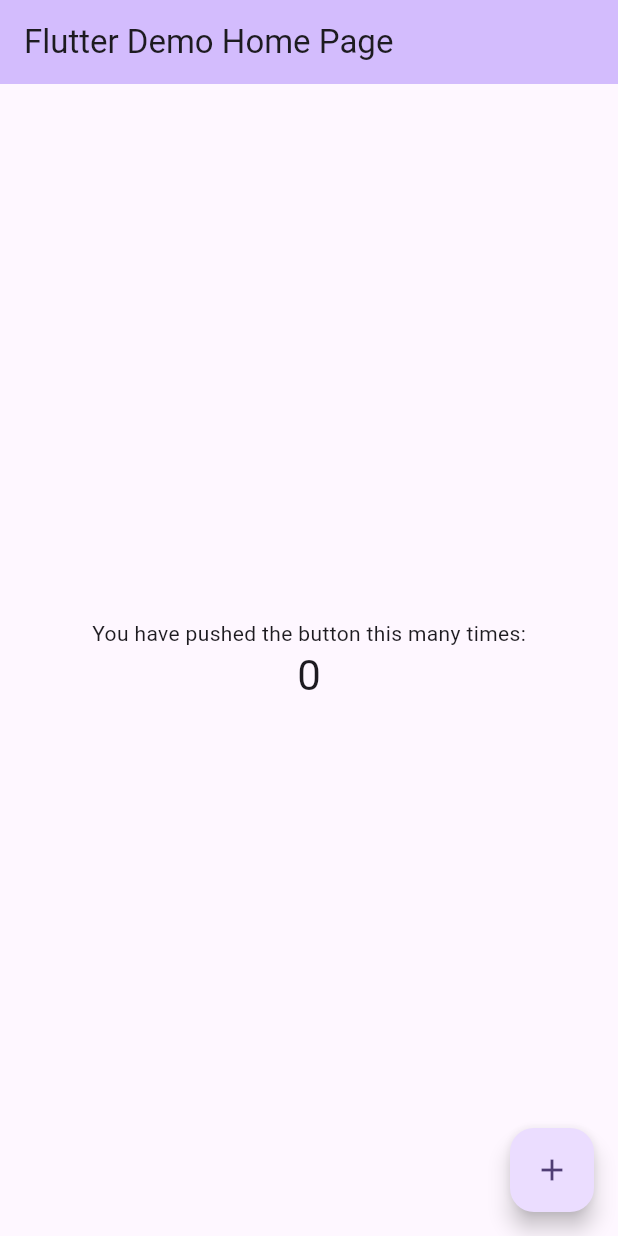
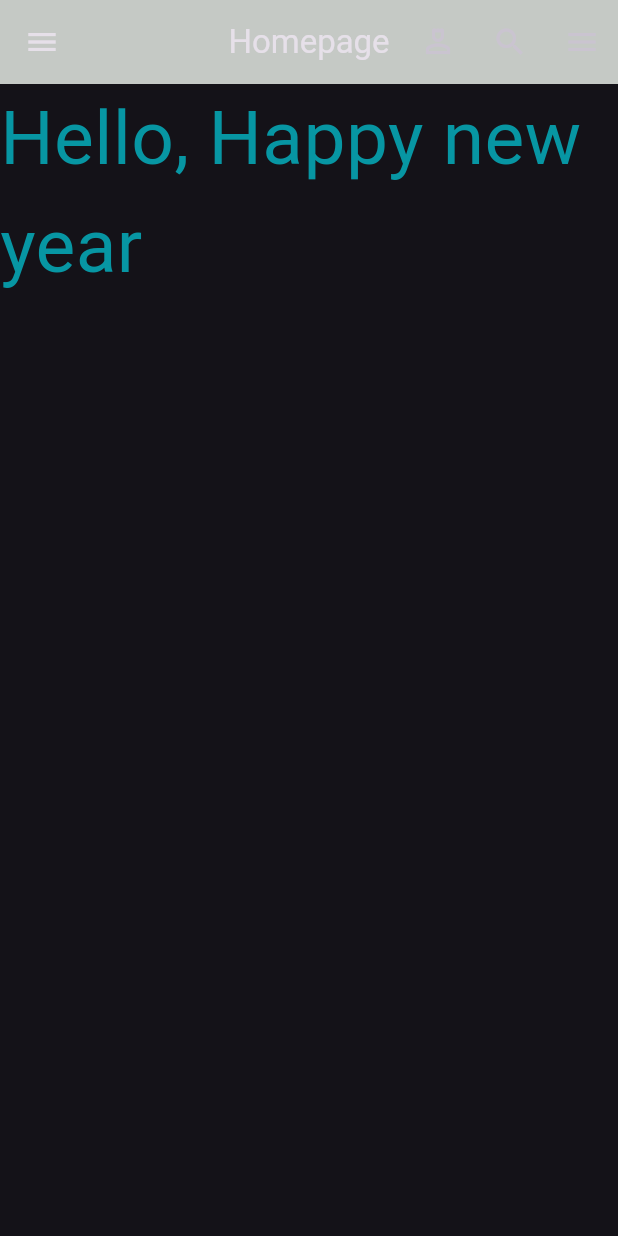
Before and after one commit to Iftaker-281/project_iftaker_281, a Flutter app: the screen it shows after launch, on a phone screen of 412 x 824 dp. Run offline on Flutter 3.47's test engine with Material 3 defaults, Android fonts, the phone set to English and light mode, and no system bars.

Commit message:
Add HomePage

```diff
--- /dev/null
+++ b/lib/home_page.dart
@@ -0,0 +1,53 @@
+import 'package:flutter/material.dart';
+
+class HomePage extends StatelessWidget {
+  const HomePage({super.key});
+
+  @override
+  Widget build(BuildContext context) {
+    return Scaffold(
+      appBar: AppBar(
+        title: Text("Homepage"),
+        centerTitle: true,
+        backgroundColor: const Color.fromARGB(255, 197, 201, 197),
+        //leading: Icon(Icons.home),
+        actions: [
+          IconButton(onPressed: () {}, icon: Icon(Icons.person_4_outlined)),
+          IconButton(onPressed: () {}, icon: Icon(Icons.search)),
+          IconButton(onPressed: () {}, icon: Icon(Icons.menu_outlined)),
+        ],
+      ),
+
+      drawer: Drawer(
+        child: Column(
+          children: [
+            UserAccountsDrawerHeader(
+              accountName: Text("accountName"),
+              accountEmail: Text("accountEmail"),
+            ),
+
+            Divider(), //gives a line between two bs
+
+            ListTile(
+              title: Text("Homepage"),
+              //leading: Icon(Icons.home), icon bame jay
+              trailing: Icon(Icons.home), //icon dane jay
+              hoverColor:
+                  Colors.red[300], //cursor drawer er upre nile j colour dekhabe
+              onTap: () {},
+            ),
+          ],
+        ),
+      ),
+
+      body: Text(
+        "Hello, Happy new year",
+        style: TextStyle(
+          fontSize: 50,
+
+          color: const Color.fromARGB(255, 7, 150, 163),
+        ),
+      ),
+    );
+  }
+}
--- a/lib/main.dart
+++ b/lib/main.dart
@@ -1,4 +1,5 @@
 import 'package:flutter/material.dart';
+import 'package:project_iftaker_281/home_page.dart';
 
 void main() {
   runApp(const MyApp());
@@ -7,116 +8,13 @@ void main() {
 class MyApp extends StatelessWidget {
   const MyApp({super.key});
 
-  // This widget is the root of your application
+  // This widget is the root of your application.
   @override
   Widget build(BuildContext context) {
     return MaterialApp(
-      title: 'Flutter Demo',
-      theme: ThemeData(
-        // This is the theme of your application.
-        //
-        // TRY THIS: Try running your application with "flutter run". You'll see
-        // the application has a purple toolbar. Then, without quitting the app,
-        // try changing the seedColor in the colorScheme below to Colors.green
-        // and then invoke "hot reload" (save your changes or press the "hot
-        // reload" button in a Flutter-supported IDE, or press "r" if you used
-        // the command line to start the app).
-        //
-        // Notice that the counter didn't reset back to zero; the application
-        // state is not lost during the reload. To reset the state, use hot
-        // restart instead.
-        //
-        // This works for code too, not just values: Most code changes can be
-        // tested with just a hot reload.
-        colorScheme: .fromSeed(seedColor: Colors.deepPurple),
-      ),
-      home: const MyHomePage(title: 'Flutter Demo Home Page'),
+      theme: ThemeData.dark(),
+      debugShowCheckedModeBanner: false,
+      home: const HomePage(),
     );
   }
 }
-
-class MyHomePage extends StatefulWidget {
-  const MyHomePage({super.key, required this.title});
-
-  // This widget is the home page of your application. It is stateful, meaning
-  // that it has a State object (defined below) that contains fields that affect
-  // how it looks.
-
-  // This class is the configuration for the state. It holds the values (in this
-  // case the title) provided by the parent (in this case the App widget) and
-  // used by the build method of the State. Fields in a Widget subclass are
-  // always marked "final".
-
-  final String title;
-
-  @override
-  State<MyHomePage> createState() => _MyHomePageState();
-}
-
-class _MyHomePageState extends State<MyHomePage> {
-  int _counter = 0;
-
-  void _incrementCounter() {
-    setState(() {
-      // This call to setState tells the Flutter framework that something has
-      // changed in this State, which causes it to rerun the build method below
-      // so that the display can reflect the updated values. If we changed
-      // _counter without calling setState(), then the build method would not be
-      // called again, and so nothing would appear to happen.
-      _counter++;
-    });
-  }
-
-  @override
-  Widget build(BuildContext context) {
-    // This method is rerun every time setState is called, for instance as done
-    // by the _incrementCounter method above.
-    //
-    // The Flutter framework has been optimized to make rerunning build methods
-    // fast, so that you can just rebuild anything that needs updating rather
-    // than having to individually change instances of widgets.
-    return Scaffold(
-      appBar: AppBar(
-        // TRY THIS: Try changing the color here to a specific color (to
-        // Colors.amber, perhaps?) and trigger a hot reload to see the AppBar
-        // change color while the other colors stay the same.
-        backgroundColor: Theme.of(context).colorScheme.inversePrimary,
-        // Here we take the value from the MyHomePage object that was created by
-        // the App.build method, and use it to set our appbar title.
-        title: Text(widget.title),
-      ),
-      body: Center(
-        // Center is a layout widget. It takes a single child and positions it
-        // in the middle of the parent.
-        child: Column(
-          // Column is also a layout widget. It takes a list of children and
-          // arranges them vertically. By default, it sizes itself to fit its
-          // children horizontally, and tries to be as tall as its parent.
-          //
-          // Column has various properties to control how it sizes itself and
-          // how it positions its children. Here we use mainAxisAlignment to
-          // center the children vertically; the main axis here is the vertical
-          // axis because Columns are vertical (the cross axis would be
-          // horizontal).
-          //
-          // TRY THIS: Invoke "debug painting" (choose the "Toggle Debug Paint"
-          // action in the IDE, or press "p" in the console), to see the
-          // wireframe for each widget.
-          mainAxisAlignment: .center,
-          children: [
-            const Text('You have pushed the button this many times:'),
-            Text(
-              '$_counter',
-              style: Theme.of(context).textTheme.headlineMedium,
-            ),
-          ],
-        ),
-      ),
-      floatingActionButton: FloatingActionButton(
-        onPressed: _incrementCounter,
-        tooltip: 'Increment',
-        child: const Icon(Icons.add),
-      ),
-    );
-  }
-}
```
Also changed, not shown: 1 other file.
